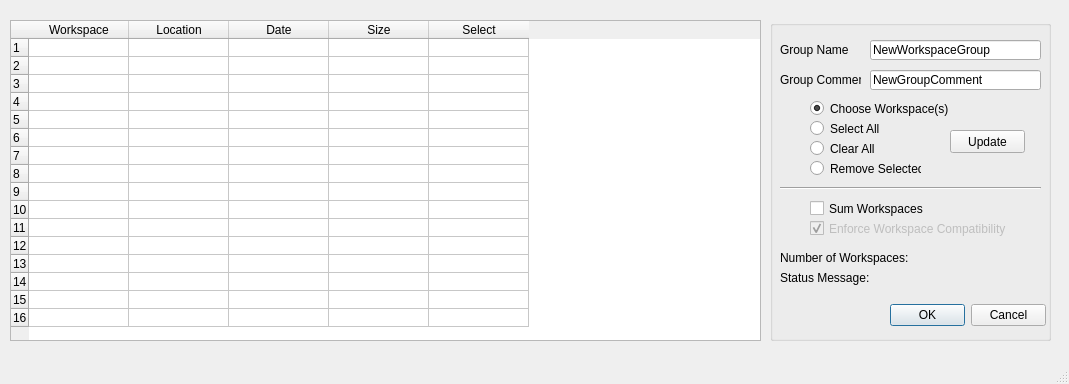
Old version of the form WorkspaceComposer.ui in the repository neutrons/mslice_2.0.
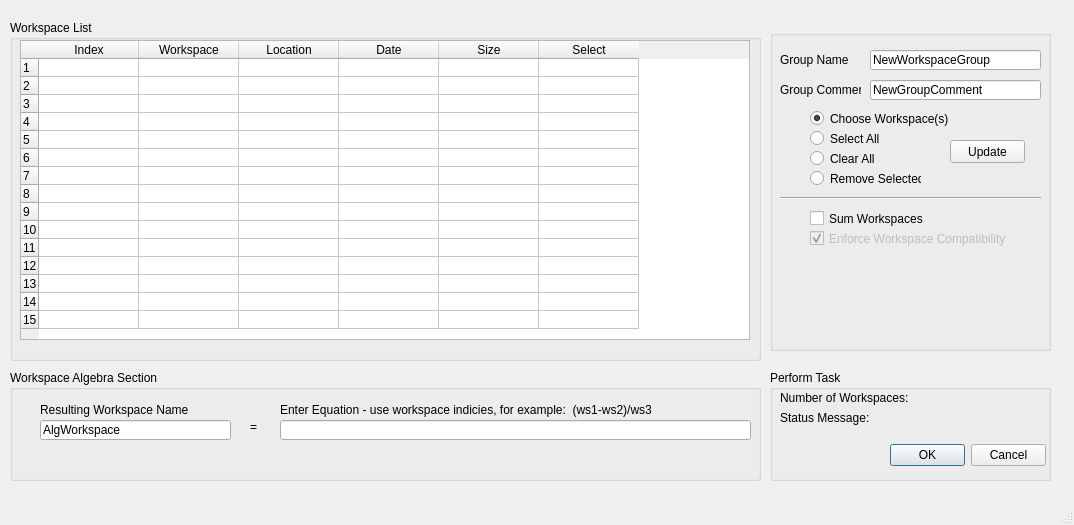
New version of the form.

Commit message:
Incorporated Workspace Algebra and updated data visualization
The ability to enter an equation using workspaces was added to the
workspace composer, and some enhancements were added for Matplotlib and
SliceViewer data visualization.

```diff
--- a/WorkspaceComposer.ui
+++ b/WorkspaceComposer.ui
@@ -6,85 +6,19 @@
    <rect>
     <x>0</x>
     <y>0</y>
-    <width>1069</width>
-    <height>384</height>
+    <width>1074</width>
+    <height>525</height>
    </rect>
   </property>
   <property name="windowTitle">
    <string>MainWindow</string>
   </property>
   <widget class="QWidget" name="centralwidget">
-   <widget class="QTableWidget" name="tableWidgetWGE">
-    <property name="geometry">
-     <rect>
-      <x>10</x>
-      <y>20</y>
-      <width>751</width>
-      <height>321</height>
-     </rect>
-    </property>
-    <property name="sizePolicy">
-     <sizepolicy hsizetype="Fixed" vsizetype="Preferred">
-      <horstretch>0</horstretch>
-      <verstretch>200</verstretch>
-     </sizepolicy>
-    </property>
-    <property name="rowCount">
-     <number>16</number>
-    </property>
-    <attribute name="verticalHeaderDefaultSectionSize">
-     <number>18</number>
-    </attribute>
-    <attribute name="verticalHeaderMinimumSectionSize">
-     <number>15</number>
-    </attribute>
-    <row/>
-    <row/>
-    <row/>
-    <row/>
-    <row/>
-    <row/>
-    <row/>
-    <row/>
-    <row/>
-    <row/>
-    <row/>
-    <row/>
-    <row/>
-    <row/>
-    <row/>
-    <row/>
-    <column>
-     <property name="text">
-      <string>Workspace</string>
-     </property>
-    </column>
-    <column>
-     <property name="text">
-      <string>Location</string>
-     </property>
-    </column>
-    <column>
-     <property name="text">
-      <string>Date</string>
-     </property>
-    </column>
-    <column>
-     <property name="text">
-      <string>Size</string>
-     </property>
-    </column>
-    <column>
-     <property name="text">
-      <string>Select</string>
-     </property>
-    </column>
-   </widget>
    <widget class="QGroupBox" name="groupBox">
     <property name="geometry">
      <rect>
       <x>770</x>
-      <y>20</y>
+      <y>30</y>
       <width>281</width>
       <height>321</height>
      </rect>
@@ -188,7 +122,7 @@
       <rect>
        <x>40</x>
        <y>80</y>
-       <width>141</width>
+       <width>211</width>
        <height>17</height>
       </rect>
      </property>
@@ -212,19 +146,6 @@
       <string>Update</string>
      </property>
     </widget>
-    <widget class="QLabel" name="labelStatusMsg">
-     <property name="geometry">
-      <rect>
-       <x>10</x>
-       <y>250</y>
-       <width>261</width>
-       <height>16</height>
-      </rect>
-     </property>
-     <property name="text">
-      <string>Status Message:</string>
-     </property>
-    </widget>
     <widget class="QCheckBox" name="checkBoxEnforceCompatibility">
      <property name="enabled">
       <bool>false</bool>
@@ -233,7 +154,7 @@
       <rect>
        <x>40</x>
        <y>200</y>
-       <width>201</width>
+       <width>231</width>
        <height>17</height>
       </rect>
      </property>
@@ -244,11 +165,135 @@
       <bool>true</bool>
      </property>
     </widget>
+    <widget class="QCheckBox" name="checkBoxSumWorkspaces">
+     <property name="geometry">
+      <rect>
+       <x>40</x>
+       <y>180</y>
+       <width>181</width>
+       <height>17</height>
+      </rect>
+     </property>
+     <property name="text">
+      <string>Sum Workspaces</string>
+     </property>
+    </widget>
+    <widget class="Line" name="line">
+     <property name="geometry">
+      <rect>
+       <x>10</x>
+       <y>160</y>
+       <width>261</width>
+       <height>16</height>
+      </rect>
+     </property>
+     <property name="orientation">
+      <enum>Qt::Horizontal</enum>
+     </property>
+    </widget>
+   </widget>
+   <widget class="QGroupBox" name="groupBox_2">
+    <property name="geometry">
+     <rect>
+      <x>10</x>
+      <y>370</y>
+      <width>751</width>
+      <height>111</height>
+     </rect>
+    </property>
+    <property name="title">
+     <string>Workspace Algebra Section</string>
+    </property>
+    <widget class="QLineEdit" name="lineEditResultingWorkspace">
+     <property name="geometry">
+      <rect>
+       <x>30</x>
+       <y>50</y>
+       <width>191</width>
+       <height>20</height>
+      </rect>
+     </property>
+     <property name="toolTip">
+      <string>Enter the name of the workspace to contain the results of the equation</string>
+     </property>
+     <property name="styleSheet">
+      <string notr="true">color: rgb(0, 0, 0);
+border-color: rgb(0, 0, 0);</string>
+     </property>
+     <property name="text">
+      <string>AlgWorkspace</string>
+     </property>
+    </widget>
+    <widget class="QLabel" name="label_3">
+     <property name="geometry">
+      <rect>
+       <x>240</x>
+       <y>50</y>
+       <width>46</width>
+       <height>13</height>
+      </rect>
+     </property>
+     <property name="text">
+      <string>=</string>
+     </property>
+    </widget>
+    <widget class="QLineEdit" name="lineEditEquation">
+     <property name="geometry">
+      <rect>
+       <x>270</x>
+       <y>50</y>
+       <width>471</width>
+       <height>20</height>
+      </rect>
+     </property>
+     <property name="toolTip">
+      <string>Enter an equation using the workspace indicies listed in the Workspace List above.  The shorter Index names are used for convenience.</string>
+     </property>
+    </widget>
+    <widget class="QLabel" name="label_4">
+     <property name="geometry">
+      <rect>
+       <x>30</x>
+       <y>30</y>
+       <width>191</width>
+       <height>20</height>
+      </rect>
+     </property>
+     <property name="text">
+      <string>Resulting Workspace Name</string>
+     </property>
+    </widget>
+    <widget class="QLabel" name="label_5">
+     <property name="geometry">
+      <rect>
+       <x>270</x>
+       <y>30</y>
+       <width>471</width>
+       <height>20</height>
+      </rect>
+     </property>
+     <property name="text">
+      <string>Enter Equation - use workspace indicies, for example:  (ws1-ws2)/ws3</string>
+     </property>
+    </widget>
+   </widget>
+   <widget class="QGroupBox" name="groupBox_3">
+    <property name="geometry">
+     <rect>
+      <x>770</x>
+      <y>370</y>
+      <width>281</width>
+      <height>111</height>
+     </rect>
+    </property>
+    <property name="title">
+     <string>Perform Task</string>
+    </property>
     <widget class="QDialogButtonBox" name="buttonBox">
      <property name="geometry">
       <rect>
        <x>120</x>
-       <y>280</y>
+       <y>70</y>
        <width>156</width>
        <height>31</height>
       </rect>
@@ -257,11 +302,24 @@
       <set>QDialogButtonBox::Cancel|QDialogButtonBox::Ok</set>
      </property>
     </widget>
+    <widget class="QLabel" name="labelStatusMsg">
+     <property name="geometry">
+      <rect>
+       <x>10</x>
+       <y>40</y>
+       <width>261</width>
+       <height>16</height>
+      </rect>
+     </property>
+     <property name="text">
+      <string>Status Message:</string>
+     </property>
+    </widget>
     <widget class="QLabel" name="labelNumWorkspaces">
      <property name="geometry">
       <rect>
        <x>10</x>
-       <y>230</y>
+       <y>20</y>
        <width>261</width>
        <height>16</height>
       </rect>
@@ -270,31 +328,107 @@
       <string>Number of Workspaces: </string>
      </property>
     </widget>
-    <widget class="QCheckBox" name="checkBoxSumWorkspaces">
-     <property name="geometry">
-      <rect>
-       <x>40</x>
-       <y>180</y>
-       <width>131</width>
-       <height>17</height>
-      </rect>
-     </property>
-     <property name="text">
-      <string>Sum Workspaces</string>
-     </property>
-    </widget>
-    <widget class="Line" name="line">
+   </widget>
+   <widget class="QGroupBox" name="groupBox_4">
+    <property name="geometry">
+     <rect>
+      <x>10</x>
+      <y>20</y>
+      <width>751</width>
+      <height>341</height>
+     </rect>
+    </property>
+    <property name="styleSheet">
+     <string notr="true">border-color: rgb(0, 0, 0);
+</string>
+    </property>
+    <property name="title">
+     <string>Workspace List</string>
+    </property>
+    <widget class="QTableWidget" name="tableWidgetWGE">
      <property name="geometry">
       <rect>
        <x>10</x>
-       <y>160</y>
-       <width>261</width>
-       <height>16</height>
+       <y>20</y>
+       <width>730</width>
+       <height>300</height>
       </rect>
      </property>
-     <property name="orientation">
-      <enum>Qt::Horizontal</enum>
+     <property name="sizePolicy">
+      <sizepolicy hsizetype="Fixed" vsizetype="Preferred">
+       <horstretch>0</horstretch>
+       <verstretch>200</verstretch>
+      </sizepolicy>
      </property>
+     <property name="maximumSize">
+      <size>
+       <width>730</width>
+       <height>300</height>
+      </size>
+     </property>
+     <property name="sizeIncrement">
+      <size>
+       <width>5</width>
+       <height>5</height>
+      </size>
+     </property>
+     <property name="lineWidth">
+      <number>3</number>
+     </property>
+     <property name="rowCount">
+      <number>15</number>
+     </property>
+     <attribute name="verticalHeaderDefaultSectionSize">
+      <number>18</number>
+     </attribute>
+     <attribute name="verticalHeaderMinimumSectionSize">
+      <number>15</number>
+     </attribute>
+     <row/>
+     <row/>
+     <row/>
+     <row/>
+     <row/>
+     <row/>
+     <row/>
+     <row/>
+     <row/>
+     <row/>
+     <row/>
+     <row/>
+     <row/>
+     <row/>
+     <row/>
+     <column>
+      <property name="text">
+       <string>Index</string>
+      </property>
+     </column>
+     <column>
+      <property name="text">
+       <string>Workspace</string>
+      </property>
+     </column>
+     <column>
+      <property name="text">
+       <string>Location</string>
+      </property>
+     </column>
+     <column>
+      <property name="text">
+       <string>Date</string>
+      </property>
+     </column>
+     <column>
+      <property name="text">
+       <string>Size</string>
+      </property>
+     </column>
+     <column>
+      <property name="text">
+       <string>Select</string>
+      </property>
+     </column>
     </widget>
    </widget>
   </widget>
```
Left out of the diff: 2 changed lines with no effect on the pictures. The commit also changes 5 other files.
